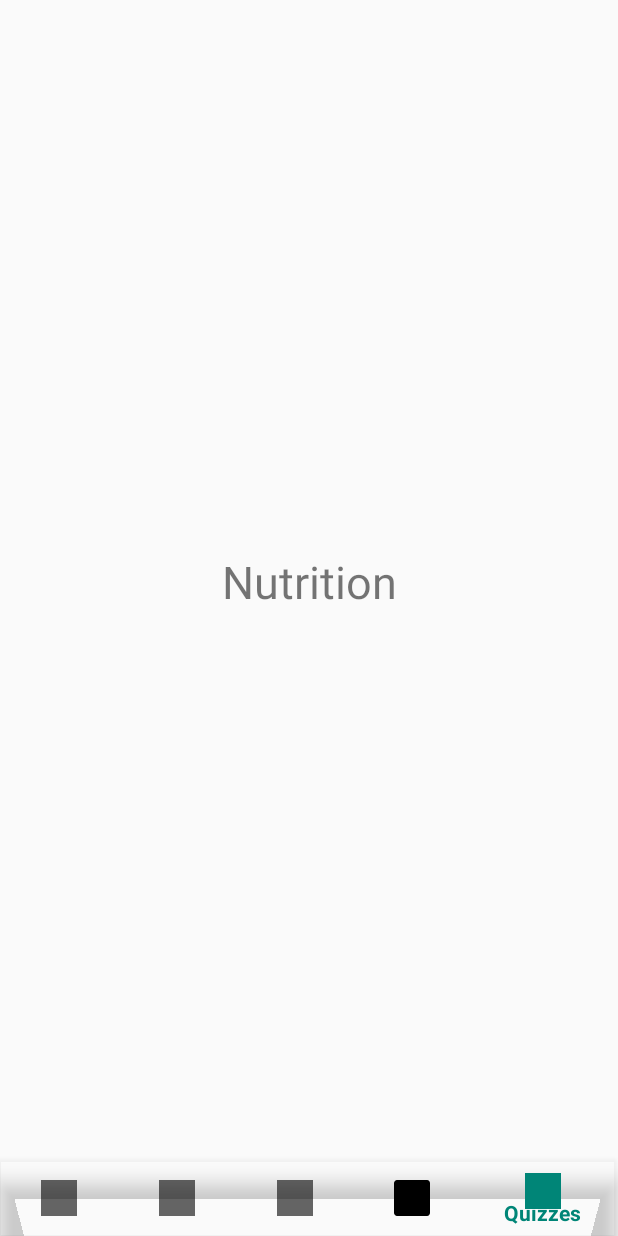
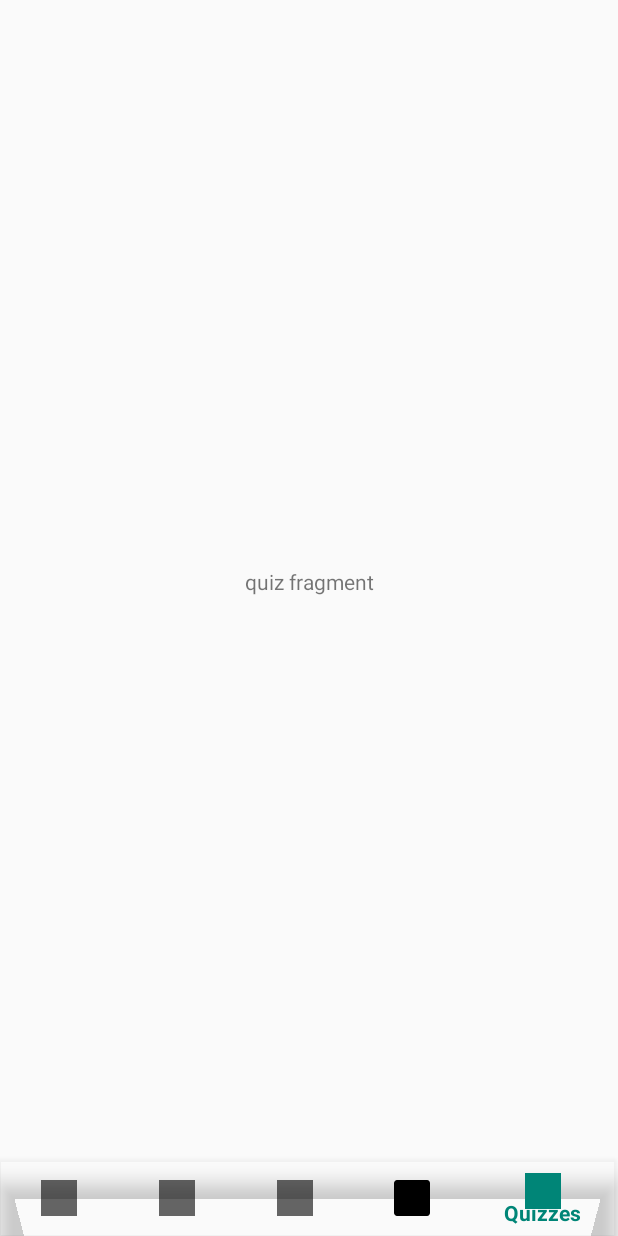
Before and after one commit to KennethLi00/Cookversity, an Android app: the screen it shows after launch (MainActivity), item 5 of the bottom bar chosen, on a phone screen of 412 x 824 dp. Run offline under Robolectric (Android 15) with nearby library versions, the light colour scheme and no system bars.

Commit message:
connected nav bar to fragments

```diff
--- a/app/src/main/java/com/example/cookversity/MainActivity.java
+++ b/app/src/main/java/com/example/cookversity/MainActivity.java
@@ -38,10 +38,19 @@ public class MainActivity extends AppCompatActivity {
                     System.out.println("n");
                     return true;
                 case R.id.miMealPrep:
+                    f = new MealPrepFragment();
+                    loadFragment(f);
+                    System.out.println("mp");
                     return true;
                 case R.id.miCookbook:
+                    f = new CookbookFragment();
+                    loadFragment(f);
+                    System.out.println("cb");
                     return true;
                 case R.id.miQuizzes:
+                    f = new QuizFragment();
+                    loadFragment(f);
+                    System.out.println("q");
                     return true;
             }
             return false;
--- /dev/null
+++ b/app/src/main/java/com/example/cookversity/QuizFragment.java
@@ -0,0 +1,32 @@
+package com.example.cookversity;
+
+import android.content.Context;
+import android.net.Uri;
+import android.os.Bundle;
+
+import androidx.fragment.app.Fragment;
+
+import android.view.LayoutInflater;
+import android.view.View;
+import android.view.ViewGroup;
+
+public class QuizFragment extends Fragment {
+
+//    private OnFragmentInteractionListener mListener;
+
+    public QuizFragment() {
+        // Required empty public constructor
+    }
+
+    @Override
+    public void onCreate(Bundle savedInstanceState) {
+        super.onCreate(savedInstanceState);
+    }
+
+    @Override
+    public View onCreateView(LayoutInflater inflater, ViewGroup container,
+                             Bundle savedInstanceState) {
+        // Inflate the layout for this fragment
+        return inflater.inflate(R.layout.fragment_quiz, container, false);
+    }
+}
--- /dev/null
+++ b/app/src/main/res/layout/fragment_quiz.xml
@@ -0,0 +1,23 @@
+<?xml version="1.0" encoding="utf-8"?>
+<FrameLayout xmlns:android="http://schemas.android.com/apk/res/android"
+    xmlns:app="http://schemas.android.com/apk/res-auto"
+    xmlns:tools="http://schemas.android.com/tools"
+    android:layout_width="match_parent"
+    android:layout_height="match_parent"
+    tools:context=".QuizFragment">
+
+    <androidx.constraintlayout.widget.ConstraintLayout
+        android:layout_width="match_parent"
+        android:layout_height="match_parent">
+
+        <TextView
+            android:id="@+id/textView5"
+            android:layout_width="wrap_content"
+            android:layout_height="wrap_content"
+            android:text="quiz fragment"
+            app:layout_constraintBottom_toBottomOf="parent"
+            app:layout_constraintEnd_toEndOf="parent"
+            app:layout_constraintStart_toStartOf="parent"
+            app:layout_constraintTop_toTopOf="parent" />
+    </androidx.constraintlayout.widget.ConstraintLayout>
+</FrameLayout>
```
Also changed, not shown: app/src/main/java/com/example/cookversity/CookbookFragment.java (added, +31 -0 lines), app/src/main/java/com/example/cookversity/MealPrepFragment.java (added, +32 -0 lines), app/src/main/res/layout/fragment_cookbook.xml (added, +23 -0 lines), app/src/main/res/layout/fragment_meal_prep.xml (added, +23 -0 lines).
